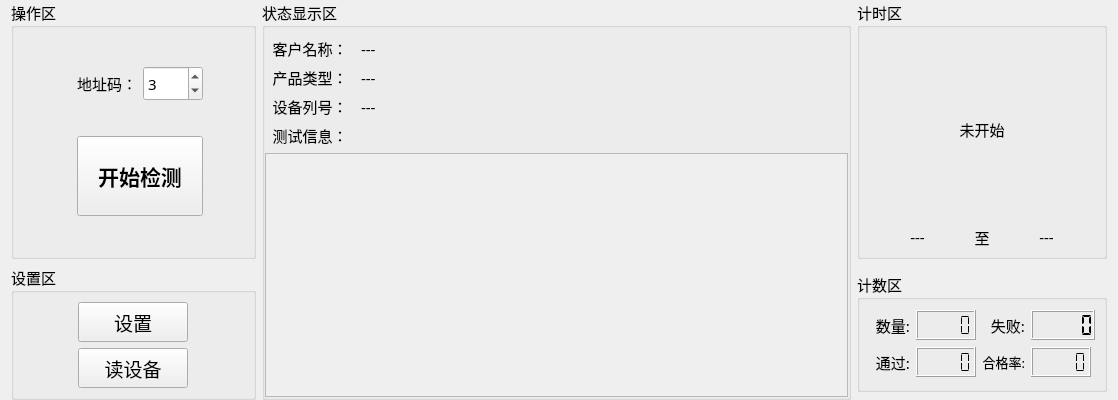
Qt form MonitorPduTool/home/home_workwid.ui (ChinaClever/PDU-MonitorTool) before a commit.
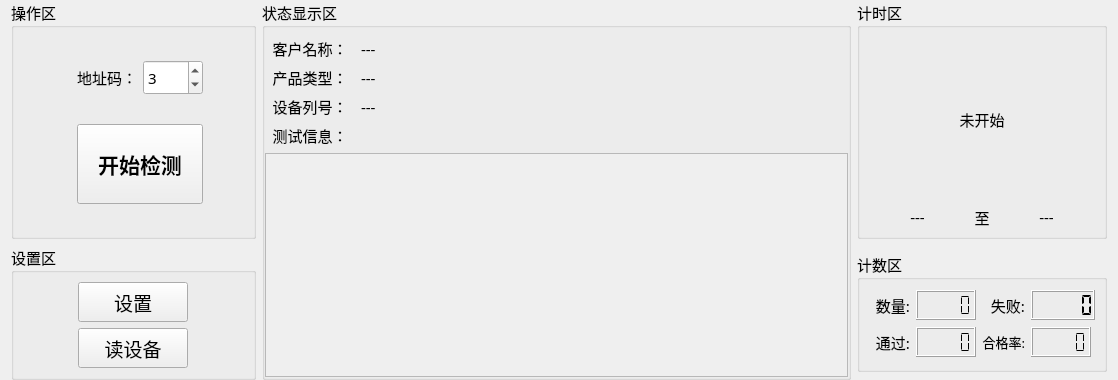
The same form after that commit.

The edit to the form file:
```diff
--- a/MonitorPduTool/home/home_workwid.ui
+++ b/MonitorPduTool/home/home_workwid.ui
@@ -7,7 +7,7 @@
     <x>0</x>
     <y>0</y>
     <width>1118</width>
-    <height>400</height>
+    <height>380</height>
    </rect>
   </property>
   <property name="maximumSize">
```
Left out of the diff: 20 changed lines with no effect on the pictures.
